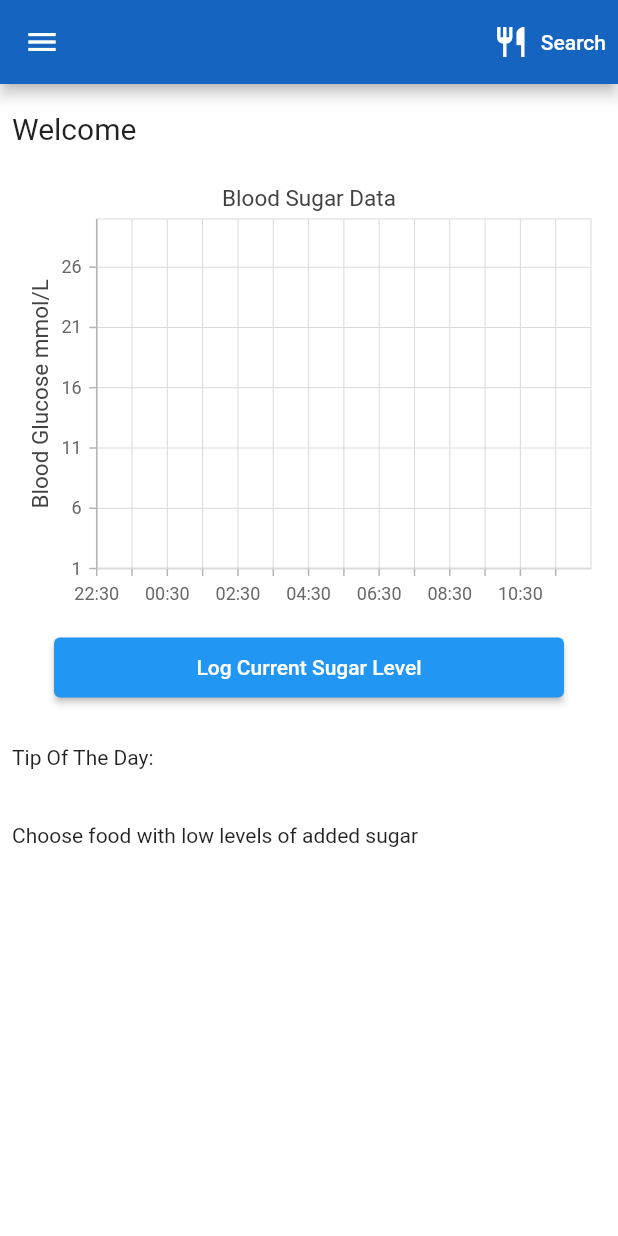
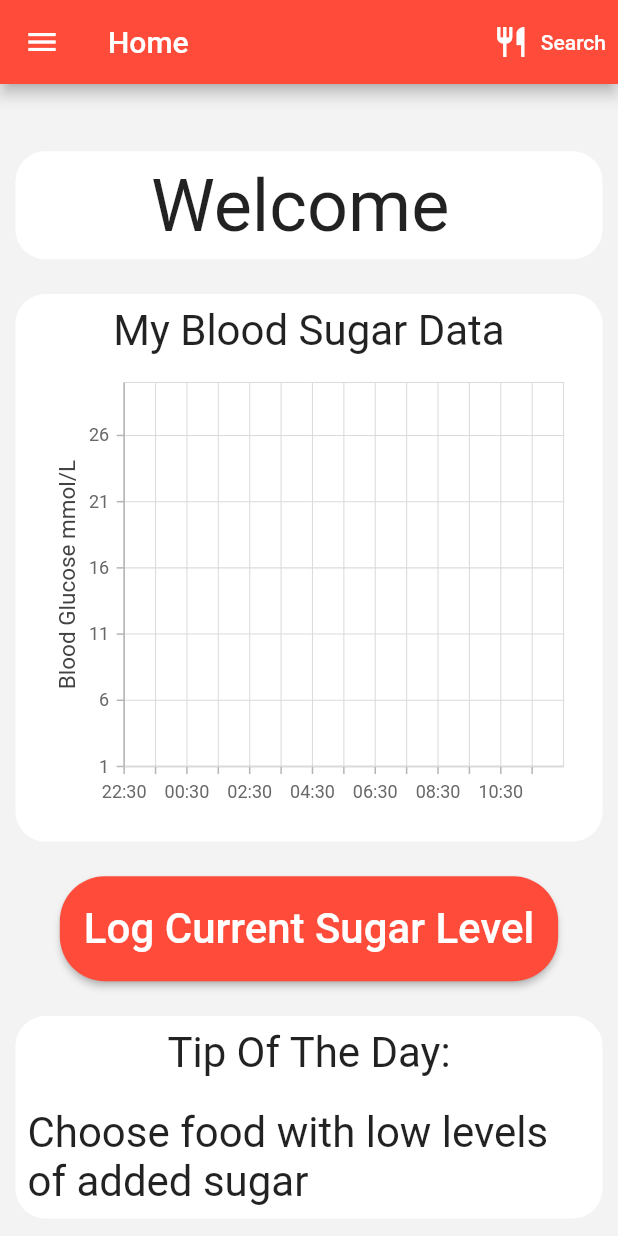
Before and after one commit to mhk51/EECE-502-Final-Year-Project, a Flutter app: the screen it shows once a user with an empty profile is signed in, on a phone screen of 412 x 824 dp. Run offline on Flutter 3.47's test engine with Material 2 defaults, Android fonts, the phone set to English and light mode, and no system bars; our stand-ins replace cloud_firestore, firebase_auth, firebase_core, flutter_spinkit, google_fonts, image_picker and 3 more; missing offline and left inert: flutter_barcode_scanner, tflite; accounts and stored records are empty; Roboto replaces fonts that are missing (Inria Serif).

Commit message:
home screen theme applied

```diff
--- a/lib/custom/line_chart.dart
+++ b/lib/custom/line_chart.dart
@@ -31,7 +31,7 @@ class _LineChartState extends State<LineChart> {
               height: 300,
               margin: const EdgeInsets.all(8.0),
               child: SfCartesianChart(
-                title: ChartTitle(text: "Blood Sugar Data"),
+                // title: ChartTitle(text: "My Blood Sugar Data"),
                 primaryXAxis: DateTimeAxis(
                     minimum: DateTime.now().subtract(
                         const Duration(hours: 11, minutes: 59, seconds: 59)),
--- a/lib/screens/home_screen.dart
+++ b/lib/screens/home_screen.dart
@@ -22,6 +22,8 @@ class _HomeScreenState extends State<HomeScreen> {
   List<String> prepost = ["Before Meal", "After Meal"];
   String defaultMeal = "Breakfast";
   String defaultPrepost = "Before Meal";
+  Color primaryColor = const Color.fromARGB(255, 255, 75, 58);
+  Color backgroundColor = const Color.fromARGB(242, 242, 242, 242);
 
   final GlobalKey<FormState> _formKey = GlobalKey<FormState>();
   Future<void> showInformationDialog(BuildContext context) async {
@@ -81,13 +83,19 @@ class _HomeScreenState extends State<HomeScreen> {
                         DateTime.now());
                     LoggedBSL.chartData.add(currentBSL);
                     final uid = _auth.getUID();
-                      await BloodSugarDatabaseService(uid: uid)
-                          .addBloodSugarLog(currentBSL.level, defaultMeal,
-                              defaultPrepost, DateTime.now());
+                    await BloodSugarDatabaseService(uid: uid).addBloodSugarLog(
+                        currentBSL.level,
+                        defaultMeal,
+                        defaultPrepost,
+                        DateTime.now());
                     Navigator.of(context).pop();
                   }
                 },
-                  child: const Text("Submit"))
+                child: Text(
+                  "Submit",
+                  style: TextStyle(color: primaryColor),
+                ),
+              )
             ],
           );
         });
@@ -100,9 +108,10 @@ class _HomeScreenState extends State<HomeScreen> {
     return SafeArea(
       child: Scaffold(
         resizeToAvoidBottomInset: false,
-        backgroundColor: Colors.white,
+        backgroundColor: backgroundColor,
         appBar: AppBar(
-          backgroundColor: Colors.blue[800],
+          title: Text("Home"),
+          backgroundColor: primaryColor,
           actions: [
             TextButton.icon(
               onPressed: () {
@@ -127,17 +136,45 @@ class _HomeScreenState extends State<HomeScreen> {
           width: size.width,
           height: size.height,
           child: Column(
-            crossAxisAlignment: CrossAxisAlignment.start,
+            crossAxisAlignment: CrossAxisAlignment.center,
+            mainAxisAlignment: MainAxisAlignment.spaceAround,
             children: [
               const SizedBox(
                 height: 10,
               ),
-              Padding(
+              Container(
                 padding: const EdgeInsets.all(8.0),
+                width: 0.95 * size.width,
+                alignment: Alignment.center,
+                decoration: const BoxDecoration(
+                  color: Colors.white,
+                  borderRadius: BorderRadius.all(Radius.circular(20)),
+                ),
                 child: Text('Welcome ${user!.name}',
-                    style: const TextStyle(fontSize: 20)),
+                    style: const TextStyle(
+                      fontSize: 48,
+                      fontFamily: 'Inria Serif',
+                    )),
               ),
-              const LineChart(),
+              Container(
+                padding: const EdgeInsets.all(8.0),
+                width: 0.95 * size.width,
+                alignment: Alignment.center,
+                decoration: const BoxDecoration(
+                  color: Colors.white,
+                  borderRadius: BorderRadius.all(Radius.circular(20)),
+                ),
+                child: Column(
+                  children: const [
+                    Text("My Blood Sugar Data",
+                        style: TextStyle(
+                          fontSize: 28,
+                          fontFamily: 'Inria Serif',
+                        )),
+                    LineChart(),
+                  ],
+                ),
+              ),
               Container(
                 alignment: Alignment.center,
                 child: ElevatedButton(
@@ -145,41 +182,49 @@ class _HomeScreenState extends State<HomeScreen> {
                     await showInformationDialog(
                         context); // Navigator.pushNamed(context, '/LoggingFood');
                   },
-                  child: const Text("Log Current Sugar Level"),
-                  style: ElevatedButton.styleFrom(
-                    minimumSize: const Size(340, 40),
-                    alignment: Alignment.center,
+                  child: const Text("Log Current Sugar Level",
+                      style: TextStyle(
+                        fontSize: 28,
+                        fontFamily: 'Inria Serif',
+                      )),
+                  style: ButtonStyle(
+                    minimumSize:
+                        MaterialStateProperty.all<Size>(const Size(314, 70)),
+                    backgroundColor: MaterialStateProperty.all<Color>(
+                        const Color.fromARGB(255, 255, 75, 58)),
+                    shape: MaterialStateProperty.all<RoundedRectangleBorder>(
+                      RoundedRectangleBorder(
+                        borderRadius: BorderRadius.circular(30.0),
                       ),
                     ),
                   ),
-              const SizedBox(
+                ),
+              ),
+              Container(
+                padding: EdgeInsets.all(8.0),
+                width: 0.95 * size.width,
+                alignment: Alignment.bottomLeft,
+                decoration: const BoxDecoration(
+                  color: Colors.white,
+                  borderRadius: BorderRadius.all(Radius.circular(20)),
+                ),
+                child: Column(
+                  children: const [
+                    Text("Tip Of The Day:",
+                        style: TextStyle(
+                          fontSize: 28,
+                          fontFamily: 'Inria Serif',
+                        )),
+                    SizedBox(
                       height: 20,
                     ),
-              const Padding(
-                padding: EdgeInsets.all(8.0),
-                child: Text("Tip Of The Day:"),
+                    Text("Choose food with low levels of added sugar",
+                        style: TextStyle(
+                          fontSize: 28,
+                          fontFamily: 'Inria Serif',
+                        )),
+                  ],
                 ),
-              const SizedBox(
-                height: 20,
-              ),
-              const Padding(
-                padding: EdgeInsets.all(8.0),
-                child: Text("Choose food with low levels of added sugar"),
-              ),
-              const SizedBox(
-                height: 20,
-              ),
-              Column(
-                mainAxisAlignment: MainAxisAlignment.end,
-                crossAxisAlignment: CrossAxisAlignment.end,
-                children: [
-                  Container(
-                    alignment: Alignment.bottomCenter,
-                    child: Row(
-                      verticalDirection: VerticalDirection.down,
-                    ),
-                  ),
-                ],
               ),
             ],
           ),
```
Lines whose indentation alone changed are shown as unchanged.
